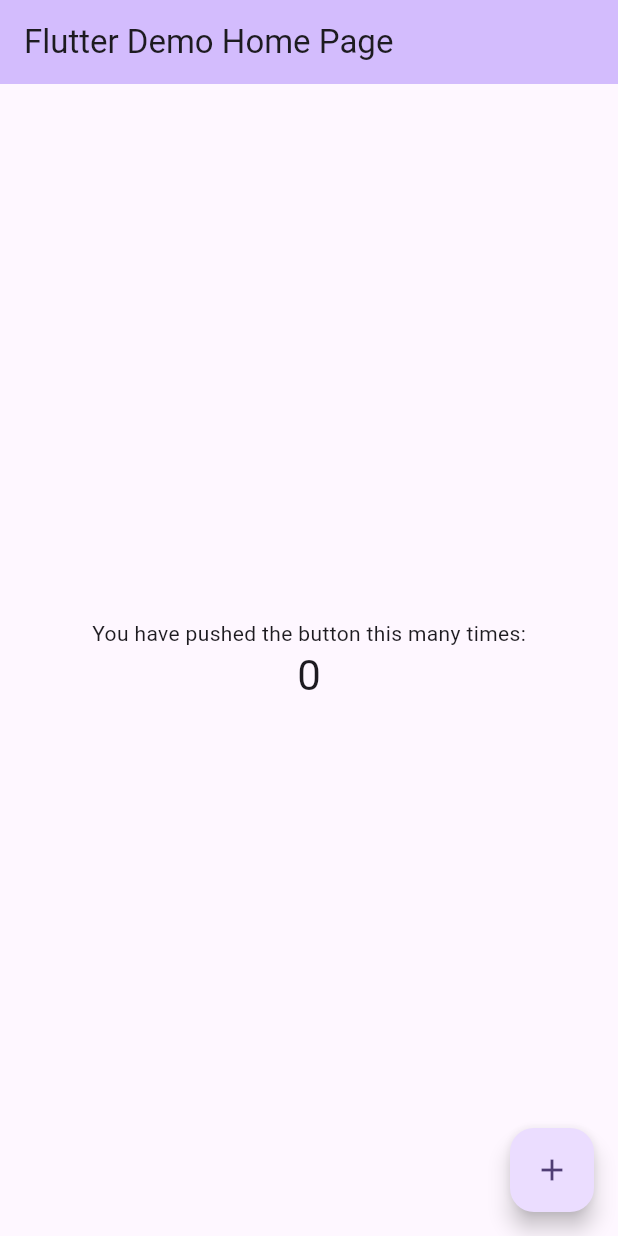
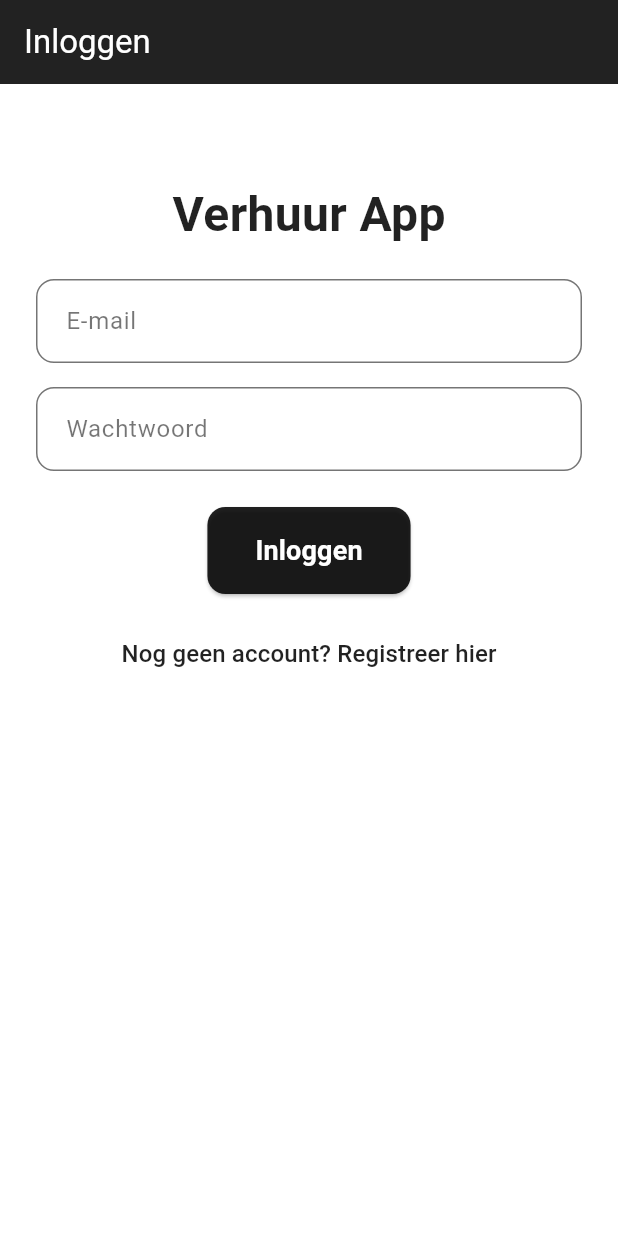
Before and after one commit to alex-ayibyan/RentApp, a Flutter app: the screen it shows after launch, on a phone screen of 412 x 824 dp. Run offline on Flutter 3.47's test engine with Material 3 defaults, Android fonts, the phone set to English and light mode, and no system bars; our stand-ins replace firebase_auth, firebase_core; accounts and stored records are empty.

Commit message:
added login screen

```diff
--- /dev/null
+++ b/rent_app/lib/login_screen.dart
@@ -0,0 +1,154 @@
+import 'package:flutter/material.dart';
+import 'package:firebase_auth/firebase_auth.dart';
+
+class LoginScreen extends StatefulWidget {
+  const LoginScreen({super.key});
+
+  @override
+  LoginScreenState createState() => LoginScreenState();
+}
+
+class LoginScreenState extends State<LoginScreen> {
+  final FirebaseAuth _auth = FirebaseAuth.instance;
+  final TextEditingController emailController = TextEditingController();
+  final TextEditingController passwordController = TextEditingController();
+
+  bool isLoading = false;
+
+  Future<void> login() async {
+    setState(() {
+      isLoading = true;
+    });
+    try {
+      await _auth.signInWithEmailAndPassword(
+        email: emailController.text.trim(),
+        password: passwordController.text.trim(),
+      );
+
+      if (!mounted) return;
+
+      ScaffoldMessenger.of(context).showSnackBar(
+        SnackBar(content: Text('Login geslaagd!')),
+      );
+
+      Navigator.pushReplacementNamed(context, '/home');
+    } catch (e) {
+      if (mounted) {
+        ScaffoldMessenger.of(context).showSnackBar(
+          SnackBar(content: Text('Fout bij inloggen: $e')),
+        );
+      }
+    } finally {
+      if (mounted) {
+        setState(() {
+          isLoading = false;
+        });
+      }
+    }
+  }
+
+  InputDecoration buildInputDecoration(String label, String hint) {
+    return InputDecoration(
+      labelText: label,
+      hintText: hint,
+      labelStyle: TextStyle(color: Colors.black54),
+      floatingLabelStyle: TextStyle(color: Colors.black87),
+      border: OutlineInputBorder(
+        borderRadius: BorderRadius.circular(12),
+        borderSide: BorderSide(color: Colors.black87),
+      ),
+      focusedBorder: OutlineInputBorder(
+        borderRadius: BorderRadius.circular(12),
+        borderSide: BorderSide(color: Colors.black87, width: 2),
+      ),
+      enabledBorder: OutlineInputBorder(
+        borderRadius: BorderRadius.circular(12),
+        borderSide: BorderSide(color: Colors.black54),
+      ),
+      contentPadding: EdgeInsets.symmetric(horizontal: 16, vertical: 16),
+      filled: false,
+      fillColor: Colors.grey[200],
+    );
+  }
+
+  @override
+  Widget build(BuildContext context) {
+    return Scaffold(
+      appBar: AppBar(
+        title: Text(
+          'Inloggen',
+          style: TextStyle(color: Colors.white),
+        ),
+        backgroundColor: Colors.black87,
+      ),
+      body: Padding(
+        padding: const EdgeInsets.all(24.0),
+        child: SingleChildScrollView(
+          child: Column(
+            children: [
+              SizedBox(height: 40),
+              Text(
+                'Verhuur App',
+                style: TextStyle(
+                  fontSize: 32,
+                  fontWeight: FontWeight.bold,
+                  color: Colors.black87,
+                ),
+              ),
+              SizedBox(height: 20),
+              TextField(
+                controller: emailController,
+                decoration: buildInputDecoration('E-mail', 'Voer je e-mail in'),
+              ),
+              SizedBox(height: 16),
+              TextField(
+                controller: passwordController,
+                decoration:
+                buildInputDecoration('Wachtwoord', 'Voer je wachtwoord in'),
+                obscureText: true,
+              ),
+              SizedBox(height: 24),
+              isLoading
+                  ? CircularProgressIndicator(
+                valueColor:
+                AlwaysStoppedAnimation<Color>(Colors.black87),
+              )
+                  : ElevatedButton(
+                onPressed: login,
+                style: ElevatedButton.styleFrom(
+                  backgroundColor: Colors.black87,
+                  padding:
+                  EdgeInsets.symmetric(horizontal: 32, vertical: 16),
+                  shape: RoundedRectangleBorder(
+                    borderRadius: BorderRadius.circular(12),
+                  ),
+                ),
+                child: Text(
+                  'Inloggen',
+                  style: TextStyle(
+                    fontSize: 18,
+                    fontWeight: FontWeight.bold,
+                    color: Colors.white,
+                  ),
+                ),
+              ),
+              SizedBox(height: 16),
+              TextButton(
+                onPressed: () {
+                  Navigator.pushNamed(context, '/register');
+                },
+                child: Text(
+                  'Nog geen account? Registreer hier',
+                  style: TextStyle(
+                    color: Colors.black87,
+                    fontSize: 16,
+                  ),
+                ),
+              ),
+            ],
+          ),
+        ),
+      ),
+    );
+  }
+}
--- a/rent_app/lib/main.dart
+++ b/rent_app/lib/main.dart
@@ -1,128 +1,55 @@
 import 'package:flutter/material.dart';
 import 'package:firebase_core/firebase_core.dart';
 import 'package:rent_app/firebase_options.dart';
+import 'package:rent_app/login_screen.dart';
 
 Future<void> main() async {
   WidgetsFlutterBinding.ensureInitialized();
   await Firebase.initializeApp(
   options: DefaultFirebaseOptions.currentPlatform,
-  );
-  runApp(const MyApp());
+);
+  runApp(const MainApp());
 }
 
-class MyApp extends StatelessWidget {
-  const MyApp({super.key});
+class MainApp extends StatelessWidget {
+  const MainApp({super.key});
 
-  // This widget is the root of your application.
   @override
   Widget build(BuildContext context) {
     return MaterialApp(
-      title: 'Flutter Demo',
+      debugShowCheckedModeBanner: false,
+      title: 'Verhuur App',
       theme: ThemeData(
-        // This is the theme of your application.
-        //
-        // TRY THIS: Try running your application with "flutter run". You'll see
-        // the application has a purple toolbar. Then, without quitting the app,
-        // try changing the seedColor in the colorScheme below to Colors.green
-        // and then invoke "hot reload" (save your changes or press the "hot
-        // reload" button in a Flutter-supported IDE, or press "r" if you used
-        // the command line to start the app).
-        //
-        // Notice that the counter didn't reset back to zero; the application
-        // state is not lost during the reload. To reset the state, use hot
-        // restart instead.
-        //
-        // This works for code too, not just values: Most code changes can be
-        // tested with just a hot reload.
-        colorScheme: ColorScheme.fromSeed(seedColor: Colors.deepPurple),
+        primaryColor: Colors.black87,
+        scaffoldBackgroundColor: Colors.white,
+        appBarTheme: AppBarTheme(
+          backgroundColor: Colors.black87,
+          foregroundColor: Colors.white,
+        ),
+        inputDecorationTheme: InputDecorationTheme(
+          labelStyle: TextStyle(color: Colors.black54),
+          floatingLabelStyle: TextStyle(color: Colors.black87),
+          border: OutlineInputBorder(
+            borderRadius: BorderRadius.circular(12),
+            borderSide: BorderSide(color: Colors.black87),
+          ),
+          focusedBorder: OutlineInputBorder(
+            borderRadius: BorderRadius.circular(12),
+            borderSide: BorderSide(color: Colors.black87, width: 2),
+          ),
+          enabledBorder: OutlineInputBorder(
+            borderRadius: BorderRadius.circular(12),
+            borderSide: BorderSide(color: Colors.black54),
+          ),
+          contentPadding: EdgeInsets.symmetric(horizontal: 16, vertical: 16),
+          filled: false,
+          fillColor: Colors.grey[200],
+        ),
       ),
-      home: const MyHomePage(title: 'Flutter Demo Home Page'),
+      initialRoute: '/login',
+      routes: {
+        '/login': (context) => LoginScreen(),
+      },
     );
   }
 }
-
-class MyHomePage extends StatefulWidget {
-  const MyHomePage({super.key, required this.title});
-
-  // This widget is the home page of your application. It is stateful, meaning
-  // that it has a State object (defined below) that contains fields that affect
-  // how it looks.
-
-  // This class is the configuration for the state. It holds the values (in this
-  // case the title) provided by the parent (in this case the App widget) and
-  // used by the build method of the State. Fields in a Widget subclass are
-  // always marked "final".
-
-  final String title;
-
-  @override
-  State<MyHomePage> createState() => _MyHomePageState();
-}
-
-class _MyHomePageState extends State<MyHomePage> {
-  int _counter = 0;
-
-  void _incrementCounter() {
-    setState(() {
-      // This call to setState tells the Flutter framework that something has
-      // changed in this State, which causes it to rerun the build method below
-      // so that the display can reflect the updated values. If we changed
-      // _counter without calling setState(), then the build method would not be
-      // called again, and so nothing would appear to happen.
-      _counter++;
-    });
-  }
-
-  @override
-  Widget build(BuildContext context) {
-    // This method is rerun every time setState is called, for instance as done
-    // by the _incrementCounter method above.
-    //
-    // The Flutter framework has been optimized to make rerunning build methods
-    // fast, so that you can just rebuild anything that needs updating rather
-    // than having to individually change instances of widgets.
-    return Scaffold(
-      appBar: AppBar(
-        // TRY THIS: Try changing the color here to a specific color (to
-        // Colors.amber, perhaps?) and trigger a hot reload to see the AppBar
-        // change color while the other colors stay the same.
-        backgroundColor: Theme.of(context).colorScheme.inversePrimary,
-        // Here we take the value from the MyHomePage object that was created by
-        // the App.build method, and use it to set our appbar title.
-        title: Text(widget.title),
-      ),
-      body: Center(
-        // Center is a layout widget. It takes a single child and positions it
-        // in the middle of the parent.
-        child: Column(
-          // Column is also a layout widget. It takes a list of children and
-          // arranges them vertically. By default, it sizes itself to fit its
-          // children horizontally, and tries to be as tall as its parent.
-          //
-          // Column has various properties to control how it sizes itself and
-          // how it positions its children. Here we use mainAxisAlignment to
-          // center the children vertically; the main axis here is the vertical
-          // axis because Columns are vertical (the cross axis would be
-          // horizontal).
-          //
-          // TRY THIS: Invoke "debug painting" (choose the "Toggle Debug Paint"
-          // action in the IDE, or press "p" in the console), to see the
-          // wireframe for each widget.
-          mainAxisAlignment: MainAxisAlignment.center,
-          children: <Widget>[
-            const Text('You have pushed the button this many times:'),
-            Text(
-              '$_counter',
-              style: Theme.of(context).textTheme.headlineMedium,
-            ),
-          ],
-        ),
-      ),
-      floatingActionButton: FloatingActionButton(
-        onPressed: _incrementCounter,
-        tooltip: 'Increment',
-        child: const Icon(Icons.add),
-      ), // This trailing comma makes auto-formatting nicer for build methods.
-    );
-  }
-}
--- a/rent_app/pubspec.yaml
+++ b/rent_app/pubspec.yaml
@@ -35,6 +35,7 @@ dependencies:
   # Use with the CupertinoIcons class for iOS style icons.
   cupertino_icons: ^1.0.8
   firebase_core: ^3.13.0
+  firebase_auth: ^5.5.2
 
 dev_dependencies:
   flutter_test:
```
Also changed, not shown: rent_app/pubspec.lock, 4 other files.
